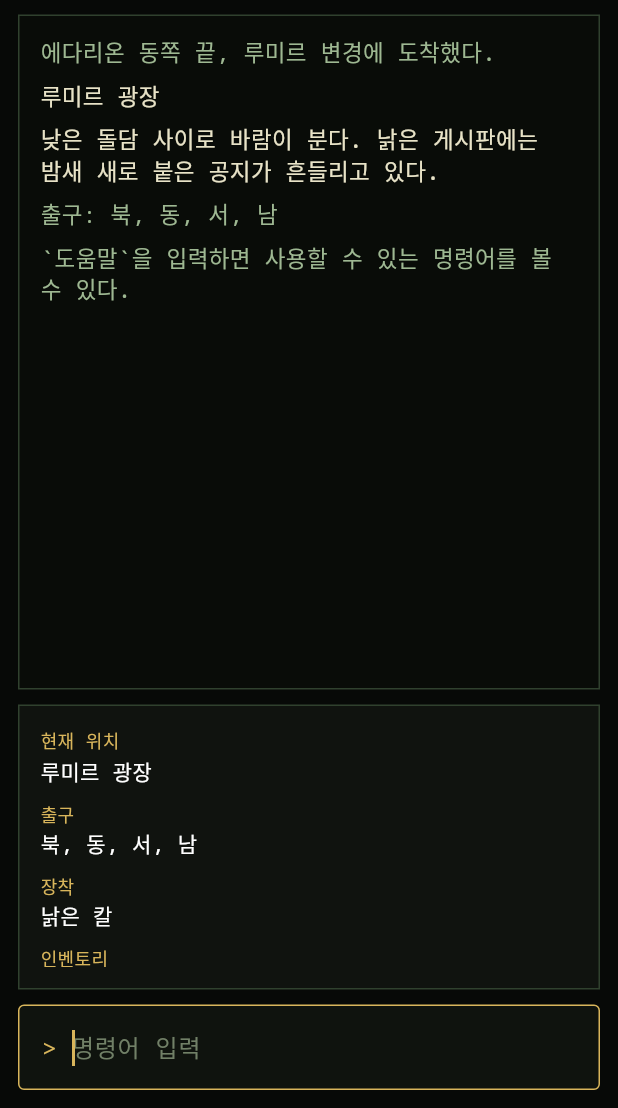
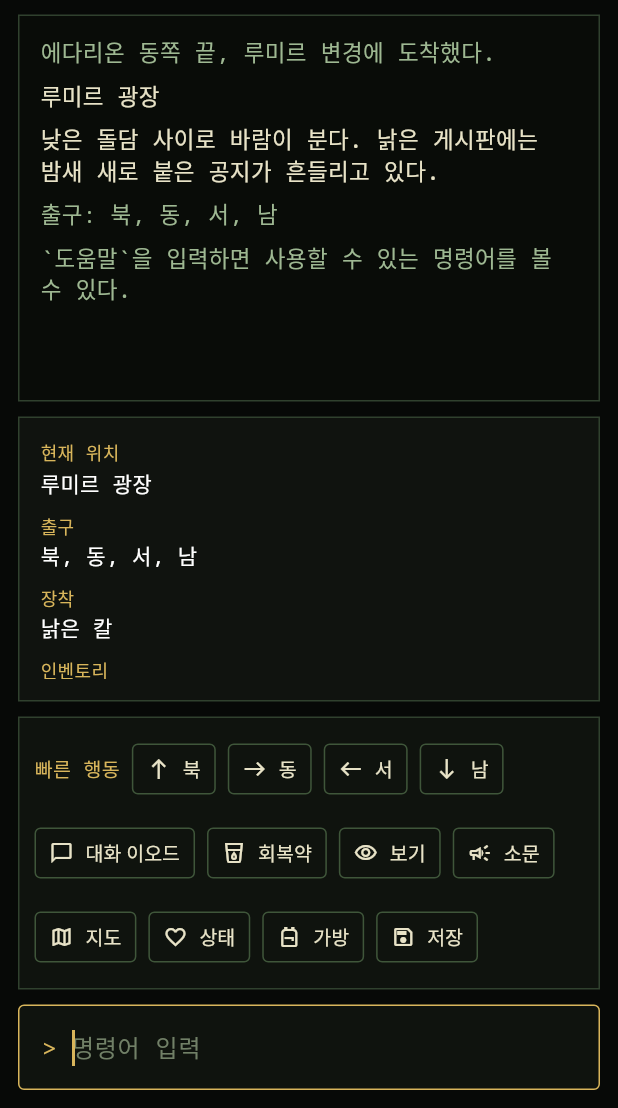
Before and after one commit to roycekim84/flutter-md, a Flutter app: the screen it shows after launch, on a phone screen of 412 x 824 dp, the part 128-1236 px from its top. Run offline on Flutter 3.47's test engine with Material 3 defaults, Android fonts, the phone set to English and light mode, and no system bars; our stand-ins replace web.

Commit message:
Add contextual quick action buttons

```diff
--- a/lib/main.dart
+++ b/lib/main.dart
@@ -121,6 +121,11 @@ class _MudScreenState extends State<MudScreen> {
                           ),
                   ),
                   const SizedBox(height: 10),
+                  _QuickActionBar(
+                    state: _engine.state,
+                    onCommand: _submitCommand,
+                  ),
+                  const SizedBox(height: 10),
                   _CommandInput(
                     controller: _commandController,
                     focusNode: _inputFocus,
@@ -241,7 +246,7 @@ class _SidePanel extends StatelessWidget {
           _PanelLine(title: '퀘스트', value: questText),
           const SizedBox(height: 10),
           const Text(
-            '추천: 도움말, 소문, 동, 대화 에란, 북, 공격 이끼쥐',
+            '아래 빠른 행동을 누르거나 직접 명령어를 입력할 수 있다.',
             style: TextStyle(color: Color(0xFF9EB892), fontSize: 13),
           ),
         ],
@@ -273,6 +278,150 @@ class _PanelLine extends StatelessWidget {
       ),
     );
   }
+}
+
+class _QuickActionBar extends StatelessWidget {
+  const _QuickActionBar({required this.state, required this.onCommand});
+
+  final GameState state;
+  final ValueChanged<String> onCommand;
+
+  @override
+  Widget build(BuildContext context) {
+    final actions = _buildActions();
+
+    return Container(
+      width: double.infinity,
+      padding: const EdgeInsets.all(10),
+      decoration: BoxDecoration(
+        color: const Color(0xFF0F130E),
+        border: Border.all(color: const Color(0xFF30412E)),
+      ),
+      child: Wrap(
+        spacing: 8,
+        runSpacing: 8,
+        crossAxisAlignment: WrapCrossAlignment.center,
+        children: [
+          const Text(
+            '빠른 행동',
+            style: TextStyle(color: Color(0xFFD8B55B), fontSize: 13),
+          ),
+          for (final action in actions)
+            OutlinedButton.icon(
+              key: ValueKey('quick-${action.command}'),
+              onPressed: () => onCommand(action.command),
+              icon: Icon(action.icon, size: 16),
+              label: Text(action.label),
+              style: OutlinedButton.styleFrom(
+                foregroundColor: const Color(0xFFE8E3C7),
+                side: const BorderSide(color: Color(0xFF3F563A)),
+                minimumSize: const Size(0, 34),
+                padding: const EdgeInsets.symmetric(horizontal: 10),
+                shape: RoundedRectangleBorder(
+                  borderRadius: BorderRadius.circular(4),
+                ),
+                textStyle: const TextStyle(fontSize: 13),
+              ),
+            ),
+        ],
+      ),
+    );
+  }
+
+  List<QuickAction> _buildActions() {
+    final room = rooms[state.player.locationId]!;
+    final actions = <QuickAction>[];
+
+    const directionLabels = {
+      'north': ('북', Icons.north),
+      'south': ('남', Icons.south),
+      'east': ('동', Icons.east),
+      'west': ('서', Icons.west),
+    };
+
+    for (final entry in room.exits.entries) {
+      final direction = directionLabels[entry.key];
+      if (direction == null) {
+        continue;
+      }
+      actions.add(
+        QuickAction(
+          label: direction.$1,
+          command: direction.$1,
+          icon: direction.$2,
+        ),
+      );
+    }
+
+    for (final npcId in room.npcIds) {
+      final npc = npcs[npcId]!;
+      actions.add(
+        QuickAction(
+          label: '대화 ${npc.shortName}',
+          command: '대화 ${npc.shortName}',
+          icon: Icons.chat_bubble_outline,
+        ),
+      );
+    }
+
+    for (final monsterId in room.monsterIds) {
+      if (state.defeatedMonsterIds.contains(monsterId)) {
+        continue;
+      }
+      final monster = monsters[monsterId]!;
+      actions.add(
+        QuickAction(
+          label: '공격 ${monster.name}',
+          command: '공격 ${monster.name}',
+          icon: Icons.gps_fixed,
+        ),
+      );
+    }
+
+    if (room.id == 'orphe_mine_gate' &&
+        !state.inventory.contains('patrol_note')) {
+      actions.add(
+        const QuickAction(
+          label: '줍기 기록',
+          command: '줍기 기록',
+          icon: Icons.inventory_2_outlined,
+        ),
+      );
+    }
+
+    if (state.inventory.contains('small_potion')) {
+      actions.add(
+        const QuickAction(
+          label: '회복약',
+          command: '사용 회복약',
+          icon: Icons.local_drink_outlined,
+        ),
+      );
+    }
+
+    actions.addAll(const [
+      QuickAction(label: '보기', command: '보기', icon: Icons.visibility_outlined),
+      QuickAction(label: '소문', command: '소문', icon: Icons.campaign_outlined),
+      QuickAction(label: '지도', command: '지도', icon: Icons.map_outlined),
+      QuickAction(label: '상태', command: '상태', icon: Icons.favorite_border),
+      QuickAction(label: '가방', command: '인벤토리', icon: Icons.backpack_outlined),
+      QuickAction(label: '저장', command: '저장', icon: Icons.save_outlined),
+    ]);
+
+    return actions;
+  }
+}
+
+class QuickAction {
+  const QuickAction({
+    required this.label,
+    required this.command,
+    required this.icon,
+  });
+
+  final String label;
+  final String command;
+  final IconData icon;
 }
 
 class _CommandInput extends StatelessWidget {
@@ -357,6 +506,7 @@ class GameEngine {
     }
     if (_matches(command, ['소문', 'rumors', 'rumor'])) return _rumors();
     if (_matches(command, ['공지', 'notices', 'notice'])) return _notices();
+    if (_matches(command, ['지도', 'map'])) return _map();
     if (_matches(command, ['기술', 'skills', 'skill'])) return _skills();
     if (_matches(command, ['전직', 'advance', 'class'])) return _advance();
     if (_matches(command, ['저장', 'save'])) return _save();
@@ -437,7 +587,7 @@ class GameEngine {
   void _help() {
     _log(
       GameLogType.system,
-      '명령어: 도움말, 보기, 북/남/동/서, 이동 [방향], 소문, 공지, 대화 [대상], 공격 [대상], 공격, 도망, 줍기 [아이템], 인벤토리, 사용 [아이템], 상태, 기술, 전직, 저장, 불러오기',
+      '명령어: 도움말, 보기, 북/남/동/서, 이동 [방향], 소문, 공지, 지도, 대화 [대상], 공격 [대상], 공격, 도망, 줍기 [아이템], 인벤토리, 사용 [아이템], 상태, 기술, 전직, 저장, 불러오기',
     );
   }
 
@@ -684,6 +834,19 @@ class GameEngine {
 
   void _notices() {
     _log(GameLogType.rumor, '[공지] 루미르 수비대는 서쪽 폐광으로 향하는 여행자에게 주의를 당부합니다.');
+  }
+
+  void _map() {
+    final current = rooms[state.player.locationId]!.name;
+    _log(GameLogType.system, '지도: 현재 위치는 $current이다.');
+    _log(
+      GameLogType.system,
+      '      [네미르 숲길]\n'
+      '            |\n'
+      '[헤스틴 여관] - [루미르 광장] - [아이긴 초소]\n'
+      '            |\n'
+      '      [오르페 폐광 입구]',
+    );
   }
 
   void _save() {
@@ -991,6 +1154,8 @@ class Npc {
   final String id;
   final String name;
   final String dialogue;
+
+  String get shortName => name.split(' ').last;
 }
 
 class Monster {
```
Also changed, not shown: 1 other file.
